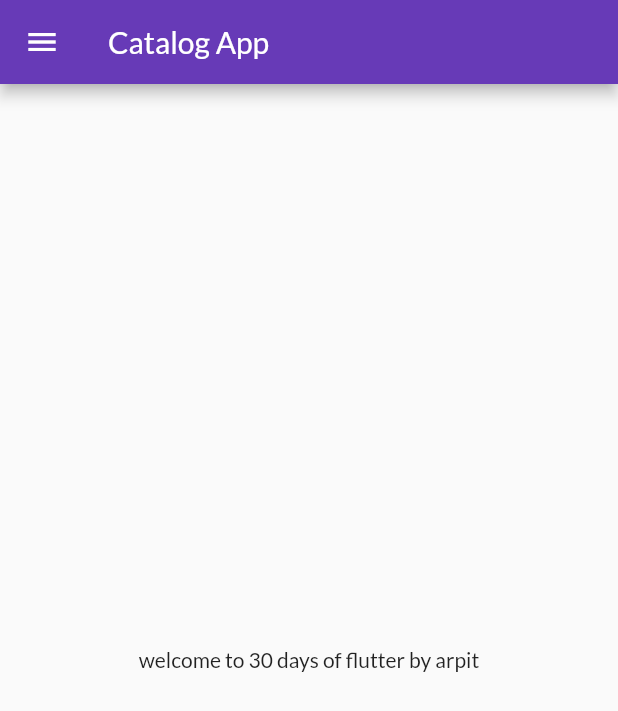
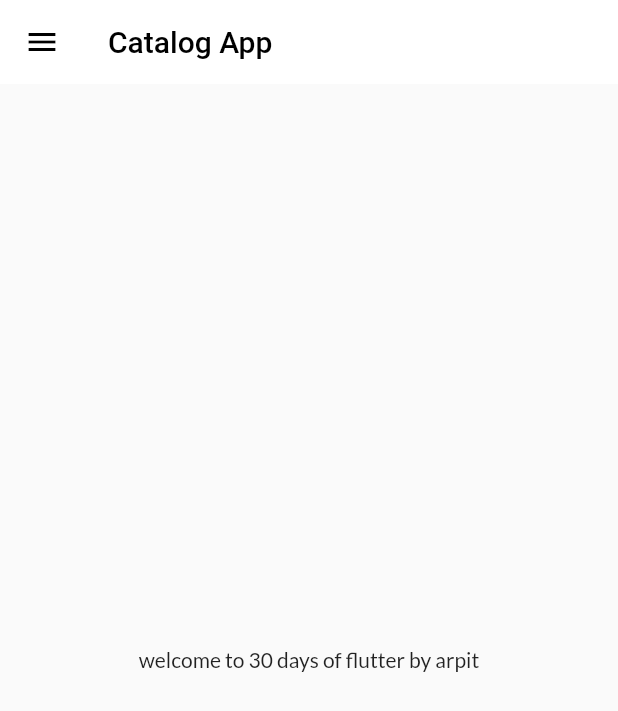
Before and after one commit to arpit-gif/30daysofFlutter, a Flutter app: the screen it shows after launch, on a phone screen of 412 x 824 dp. Shown: the top 711 px of the screen. Run offline on Flutter 3.47's test engine with Material 2 defaults, Android fonts, the phone set to English and light mode, and no system bars; our stand-ins replace google_fonts.

Commit message:
themes extracted

```diff
--- a/lib/main.dart
+++ b/lib/main.dart
@@ -1,6 +1,7 @@
 import 'package:flutter/material.dart';
 import 'package:flutter_catalog/pages/login_page.dart';
 import 'package:flutter_catalog/utils/routes.dart';
+import 'package:flutter_catalog/widgets/themes.dart';
 import 'package:google_fonts/google_fonts.dart';
 import 'pages/home_page.dart';
 
@@ -17,14 +18,10 @@ class MyApp extends StatelessWidget {
 
     return MaterialApp(
       themeMode: ThemeMode.light,
-      theme: ThemeData(
-        primarySwatch: Colors.deepPurple,
-        fontFamily: GoogleFonts.lato().fontFamily,
-      ),
+      theme: MyTheme.lightTheme(context),
       debugShowCheckedModeBanner: false,
-      darkTheme: ThemeData(
-        brightness: Brightness.dark),
-        initialRoute: MyRoutes.homeRoute,
+      darkTheme: MyTheme.darkTheme(context),
+      initialRoute: MyRoutes.homeRoute,
       routes: {
         "/": (context) => LogInPage(),
         MyRoutes.homeRoute: (context) => HomePage(),
--- a/lib/pages/home_page.dart
+++ b/lib/pages/home_page.dart
@@ -10,7 +10,12 @@ class HomePage extends StatelessWidget {
   Widget build(BuildContext context) {
     return Scaffold(
       appBar: AppBar(
-        title: Text("Catalog App"),
+        backgroundColor: Colors.white,
+        iconTheme: IconThemeData(color: Colors.black),
+        elevation: 0.0,
+        title: Text("Catalog App", style: TextStyle(color: Colors.black),
+
+        ),
       ),
       body: Center(
         child: Container(
--- /dev/null
+++ b/lib/widgets/themes.dart
@@ -0,0 +1,20 @@
+import 'package:flutter/material.dart';
+import 'package:google_fonts/google_fonts.dart';
+
+class MyTheme{
+  static ThemeData lightTheme (BuildContext context) =>ThemeData(
+        primarySwatch: Colors.deepPurple,
+        fontFamily: GoogleFonts.lato().fontFamily,
+        appBarTheme: AppBarTheme(
+          color: Colors.white,
+          elevation: 0.0,
+          iconTheme: IconThemeData(color: Colors.black),
+          textTheme: Theme.of(context).textTheme,
+        )
+      );
+
+        static ThemeData darkTheme (BuildContext context) =>ThemeData(
+          brightness: Brightness.dark,
+
+      );
+}
```
